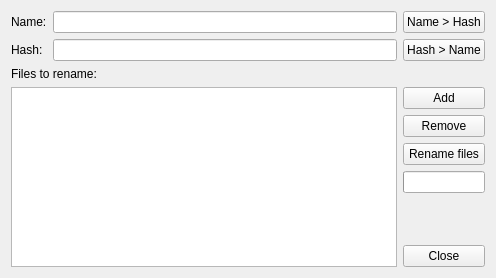
This is gui/HashConverterDialog.ui in glandu2/RappelzRDBTool as Qt 5 draws it before an edit. The edited form follows.
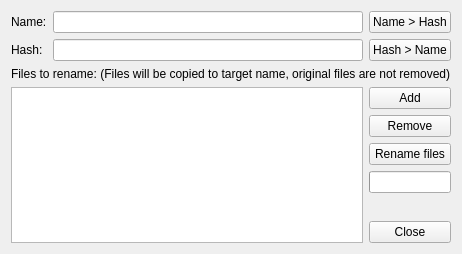
This is the edited form.

Commit message: Inform the user that the file name hash renamer copy files and keep originals

```diff
--- a/gui/HashConverterDialog.ui
+++ b/gui/HashConverterDialog.ui
@@ -6,8 +6,8 @@
    <rect>
     <x>0</x>
     <y>0</y>
-    <width>496</width>
-    <height>278</height>
+    <width>431</width>
+    <height>254</height>
    </rect>
   </property>
   <property name="windowTitle">
@@ -17,16 +17,6 @@
    <item row="0" column="1">
     <widget class="QLineEdit" name="nameEdit"/>
    </item>
-   <item row="2" column="0" colspan="2">
-    <widget class="QLabel" name="filesToRenameLabel">
-     <property name="text">
-      <string>Files to rename:</string>
-     </property>
-     <property name="buddy">
-      <cstring>filesToRenameTable</cstring>
-     </property>
-    </widget>
-   </item>
    <item row="1" column="1">
     <widget class="QLineEdit" name="hashEdit"/>
    </item>
@@ -215,6 +205,16 @@
      </attribute>
     </widget>
    </item>
+   <item row="2" column="0" colspan="3">
+    <widget class="QLabel" name="filesToRenameLabel">
+     <property name="text">
+      <string>Files to rename: (Files will be copied to target name, original files are not removed)</string>
+     </property>
+     <property name="buddy">
+      <cstring>filesToRenameTable</cstring>
+     </property>
+    </widget>
+   </item>
   </layout>
  </widget>
  <tabstops>
```
